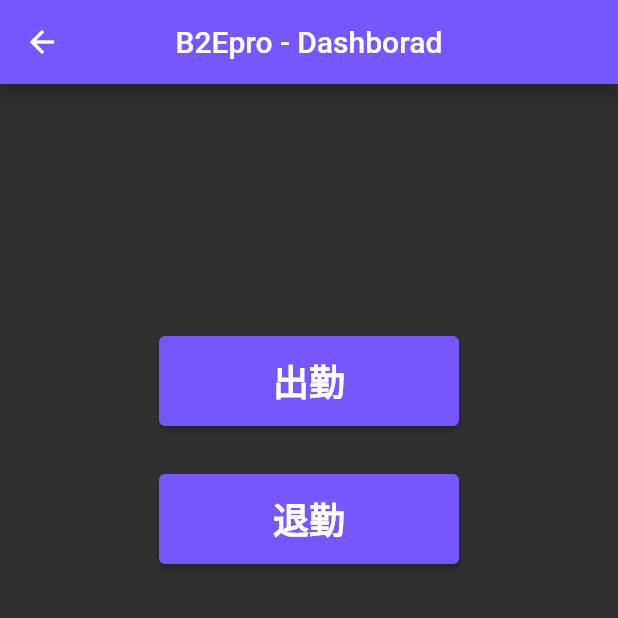
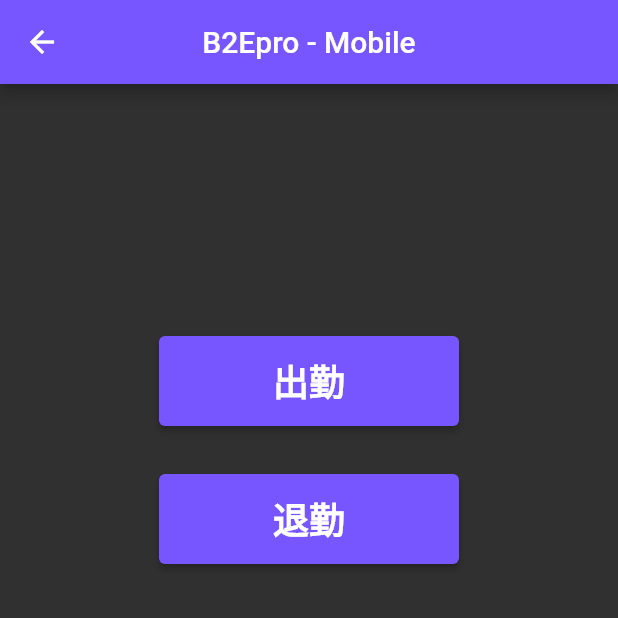
Before and after one commit to katayama8000/b2e_flutter, a Flutter app: the DashBoard screen opened directly with empty values, on a phone screen of 412 x 824 dp, the top half of it. Run offline on Flutter 3.47's test engine with Material 2 defaults, Android fonts, the light colour scheme and no system bars; our stand-ins replace device_info_plus, fluttertoast, timezone.

Commit message:
💄 タイトル変更

```diff
--- a/lib/main.dart
+++ b/lib/main.dart
@@ -113,7 +113,7 @@ class _B2EPageState extends State<B2EPage> {
       appBar: AppBar(
         backgroundColor: Color.fromARGB(255, 120, 86, 255),
         centerTitle: true,
-        title: Text('B2Epro - flutter', style: TextStyle(color: Colors.white)),
+        title: Text('B2Epro - Mobile', style: TextStyle(color: Colors.white)),
       ),
       body: SizedBox(
         width: double.infinity,
--- a/lib/pages/dash_board.dart
+++ b/lib/pages/dash_board.dart
@@ -63,7 +63,7 @@ class _DashBoardState extends State<DashBoard> {
       appBar: AppBar(
         backgroundColor: Color.fromARGB(255, 120, 86, 255),
         centerTitle: true,
-        title: const Text('B2Epro - Dashborad',
+        title: const Text('B2Epro - Mobile',
             style: TextStyle(color: Colors.white)),
       ),
       body: SafeArea(
```
